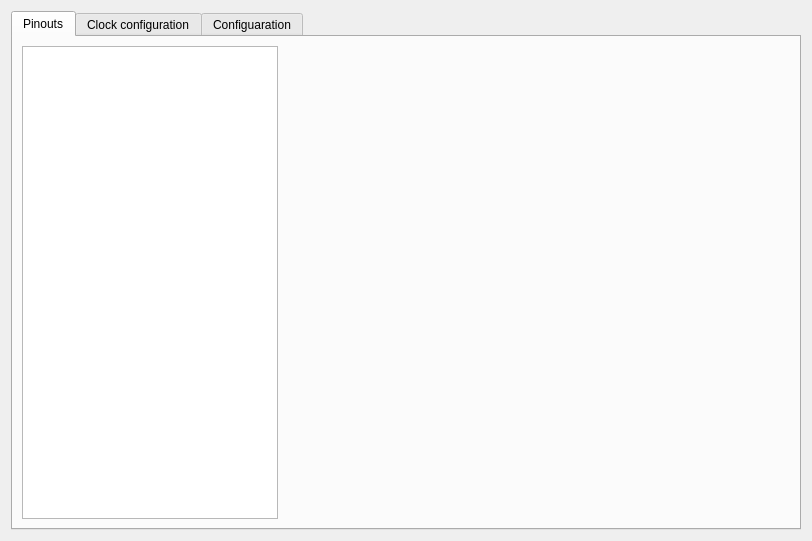
This is mcuconfiguration.ui in Anton9kin/Milandr_v3 as Qt 5 draws it before an edit. The edited form follows.
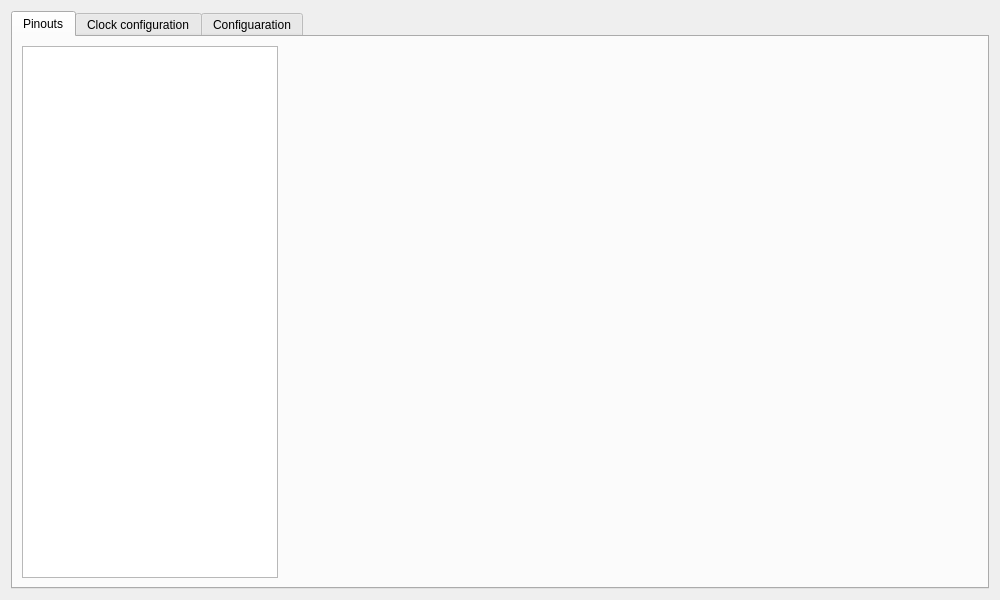
This is the edited form.

```diff
--- a/mcuconfiguration.ui
+++ b/mcuconfiguration.ui
@@ -6,8 +6,8 @@
    <rect>
     <x>0</x>
     <y>0</y>
-    <width>812</width>
-    <height>541</height>
+    <width>1000</width>
+    <height>600</height>
    </rect>
   </property>
   <property name="windowTitle">
```
Left out of the diff: 6 changed lines with no effect on the pictures.
